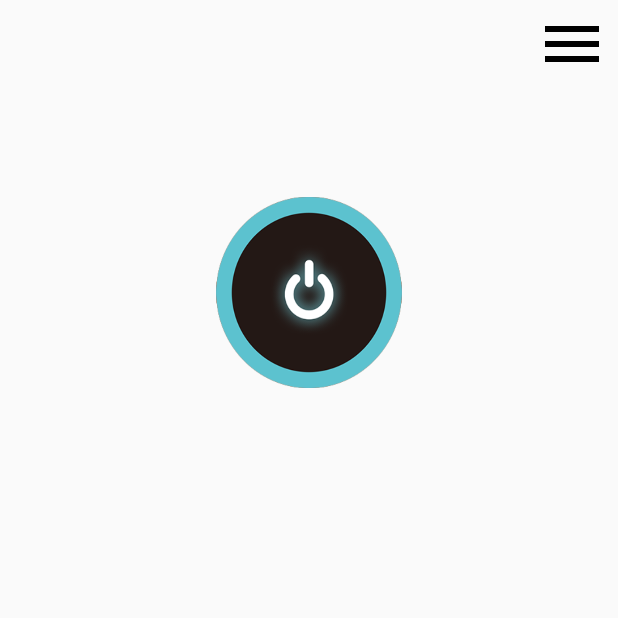
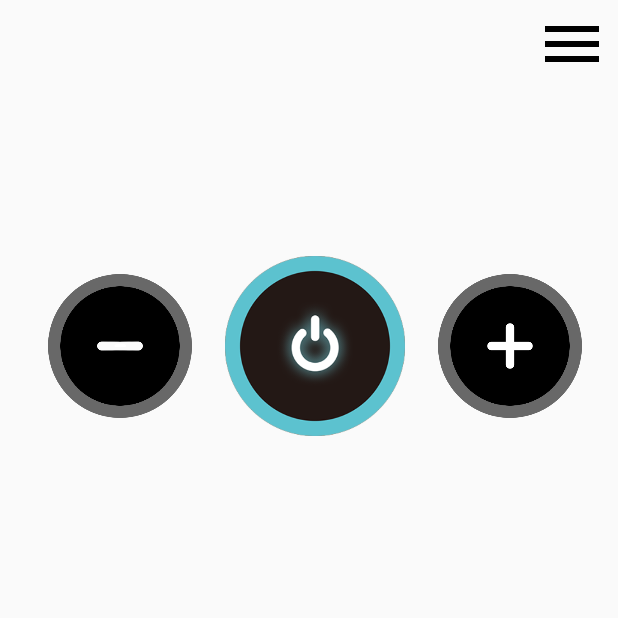
Before and after one commit to TaehoLEEKR/Cap-JAVA-, an Android app: the Main_Activity screen opened directly, with no data from a screen before it, on a phone screen of 412 x 824 dp, the top half of it. Run offline under Robolectric (Android 15) with nearby library versions, the phone set to English and light mode, and no system bars.

Commit message:
min_plus_btn

```diff
--- a/app/src/main/java/com/example/cap/Information_Activitiy.java
+++ b/app/src/main/java/com/example/cap/Information_Activitiy.java
@@ -49,7 +49,6 @@ public class Information_Activitiy extends AppCompatActivity { // 메뉴바에 i
                 startActivity(intent);
             }
         });
-
     }
 
 
--- a/app/src/main/res/layout/main.xml
+++ b/app/src/main/res/layout/main.xml
@@ -21,17 +21,40 @@
             app:layout_constraintStart_toStartOf="parent"
             app:layout_constraintTop_toTopOf="parent" />
 
+        <TableRow>
 
-        <ImageButton
-            android:id="@+id/img_btn"
-            android:layout_width="329dp"
-            android:layout_height="wrap_content"
-            android:background="@drawable/power"
-            android:baselineAligned="false"
-            android:scaleType="matrix"
-            android:scaleX="0.3"
-            android:scaleY="0.45" />
+            <ImageButton
+                android:id="@+id/btn_min"
+                android:layout_width="100dp"
+                android:layout_height="100dp"
+                android:background="@drawable/min"
+                android:layout_marginTop="127dp"
+                android:layout_marginLeft="30dp"
+                android:scaleType="centerCrop"  />
 
+            <ImageButton
+                android:id="@+id/img_btn"
+                android:layout_width="120dp"
+                android:layout_height="120dp"
+                android:background="@drawable/power"
+                android:baselineAligned="false"
+                android:layout_marginTop="117dp"
+                android:layout_marginLeft="20dp"
+                android:scaleType="matrix"
+                android:scaleX="1"
+                android:scaleY="1" />
+
+            <ImageButton
+                android:id="@+id/btn_plus"
+                android:layout_width="100dp"
+                android:layout_height="100dp"
+                android:background="@drawable/plus"
+                android:layout_marginTop="127dp"
+                android:layout_marginLeft="20dp"
+                android:scaleType="centerCrop" />
+                />
+
+        </TableRow>
 
     </TableLayout>
 
```
Also changed, not shown: app/src/main/java/com/example/cap/Main_Activity.java (+52 -9 lines), app/src/main/res/drawable/min.png (added), app/src/main/res/drawable/min_w.png (added), app/src/main/res/drawable/plus.png (added), app/src/main/res/drawable/plus_w.png (added).
